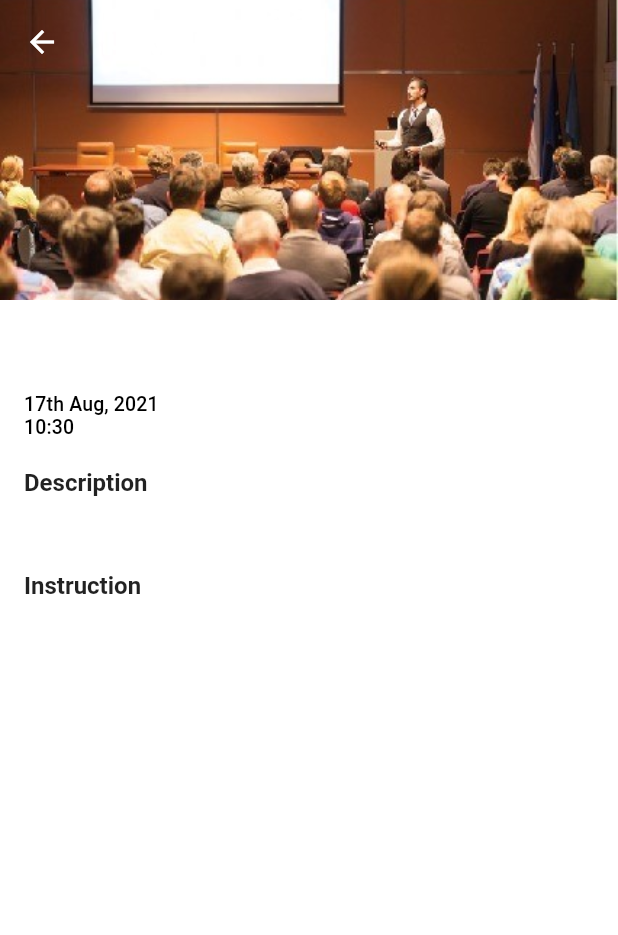
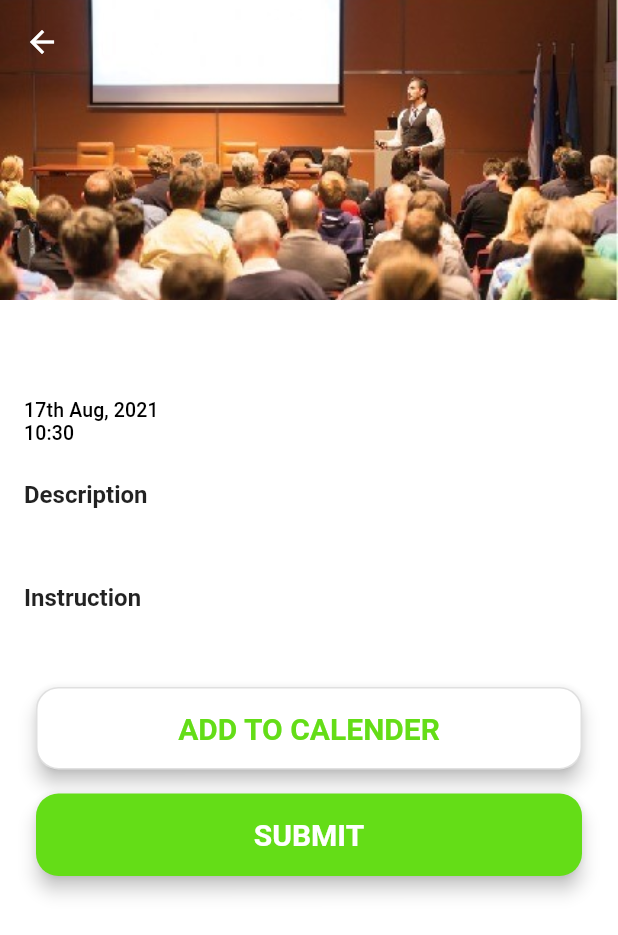
Before and after one commit to Paulos8102/ssn-nss-tracker, a Flutter app: the ExpandedView screen opened directly with empty values, on a phone screen of 412 x 824 dp. Shown: the top 935 px of the screen. Run offline on Flutter 3.47's test engine with Material 2 defaults, Android fonts, the phone set to English and light mode, and no system bars; our stand-ins replace cloud_firestore, firebase_core; accounts and stored records are empty.

Commit message:
ExpandedView now gets isOnline, isOngoing as parameters

```diff
--- a/lib/views/expanded_view.dart
+++ b/lib/views/expanded_view.dart
@@ -4,13 +4,21 @@
 import 'package:nss_tracker/model/event_model.dart';
 
 class ExpandedView extends StatelessWidget {
-  ExpandedView({Key? key, required this.event}) : super(key: key);
+  ExpandedView(
+      {Key? key,
+      required this.event,
+      required this.isOngoing,
+      required this.isOnline})
+      : super(key: key);
+  final bool isOngoing;
   final Event event;
+  final bool isOnline;
 
   @override
   Widget build(BuildContext context) {
     return Scaffold(
       body: NestedScrollView(
+        physics: BouncingScrollPhysics(),
         // floatHeaderSlivers: true,
         headerSliverBuilder: (context, innerBoxIsScrolled) => [
           SliverAppBar(
@@ -18,16 +26,19 @@
             systemOverlayStyle: SystemUiOverlayStyle(
                 statusBarColor: Colors.transparent,
                 statusBarIconBrightness: Brightness.light),
-            backgroundColor: Colors.blue[400],
-            title: Text(
-              "UPCOMING EVENT",
-              style: Theme.of(context)
-                  .textTheme
-                  .headline6
-                  ?.apply(color: Colors.white, fontSizeDelta: -5),
-            ),
+            backgroundColor:
+                isOngoing ? Colors.lightGreenAccent[700] : Colors.blue[400],
+            title: innerBoxIsScrolled
+                ? Text(
+                    "UPCOMING EVENT",
+                    style: Theme.of(context)
+                        .textTheme
+                        .headline6
+                        ?.apply(color: Colors.white, fontSizeDelta: -5),
+                  )
+                : null,
             floating: true,
-            snap: true,
+            // snap: true,
             pinned: true,
             flexibleSpace: FlexibleSpaceBar(
               background: Hero(
@@ -51,13 +62,14 @@
                   children: [
                     Text(
                       event.name,
+                      softWrap: true,
                       style: Theme.of(context).textTheme.headline5?.apply(
                           fontFamily: "Feather",
                           color: Theme.of(context).textTheme.headline6?.color,
                           fontSizeDelta: 3),
                     ),
                     Padding(
-                      padding: const EdgeInsets.symmetric(vertical: 12.0),
+                      padding: const EdgeInsets.symmetric(vertical: 16.0),
                       child: Column(
                         crossAxisAlignment: CrossAxisAlignment.start,
                         children: [
@@ -112,7 +124,76 @@
                       Text(event.description),
                     ],
                   ),
-                )
+                ),
+                Column(
+                  children: [
+                    Padding(
+                      padding: const EdgeInsets.all(8.0),
+                      child: OutlinedButton(
+                        onPressed: () {},
+                        style: ButtonStyle(
+                            elevation: MaterialStateProperty.all<double>(5.0),
+                            overlayColor: MaterialStateProperty.all<Color>(
+                                Colors.green.shade50),
+                            backgroundColor:
+                                MaterialStateProperty.all<Color>(Colors.white),
+                            shape: MaterialStateProperty.all<OutlinedBorder>(
+                                RoundedRectangleBorder(
+                                    borderRadius:
+                                        BorderRadius.circular(15.0)))),
+                        child: Row(
+                          mainAxisSize: MainAxisSize.max,
+                          mainAxisAlignment: MainAxisAlignment.center,
+                          children: [
+                            Padding(
+                              padding: const EdgeInsets.all(16.0),
+                              child: Text(
+                                "Add to Calender".toUpperCase(),
+                                style: TextStyle(
+                                    fontWeight: FontWeight.bold,
+                                    fontSize: 20,
+                                    color: Colors.lightGreenAccent[700]),
+                              ),
+                            ),
+                          ],
+                        ),
+                      ),
+                    ),
+                    Padding(
+                      padding: const EdgeInsets.all(8.0),
+                      child: TextButton(
+                        onPressed: () {},
+                        child: Row(
+                          mainAxisAlignment: MainAxisAlignment.center,
+                          children: [
+                            Padding(
+                              padding: const EdgeInsets.all(8.0),
+                              child: Text(
+                                isOnline
+                                    ? "Join".toUpperCase()
+                                    : "Submit".toUpperCase(),
+                                style: TextStyle(
+                                  color: Colors.white,
+                                  fontWeight: FontWeight.bold,
+                                  fontSize: 20,
+                                ),
+                              ),
+                            ),
+                          ],
+                        ),
+                        style: ButtonStyle(
+                          backgroundColor: MaterialStateProperty.all<Color>(
+                              Colors.lightGreenAccent.shade700),
+                          elevation: MaterialStateProperty.all<double>(5.0),
+                          shape: MaterialStateProperty.all<OutlinedBorder>(
+                            RoundedRectangleBorder(
+                                borderRadius: BorderRadius.circular(15.0)),
+                          ),
+                        ),
+                      ),
+                    ),
+                  ],
+                ),
               ],
             ),
           ),
--- a/lib/views/home_view.dart
+++ b/lib/views/home_view.dart
@@ -224,6 +224,10 @@
                                                         CupertinoPageRoute(
                                                             builder: (context) =>
                                                                 ExpandedView(
+                                                                    isOnline:
+                                                                        false,
+                                                                    isOngoing:
+                                                                        false,
                                                                     event:
                                                                         event)));
                                                   },
```
